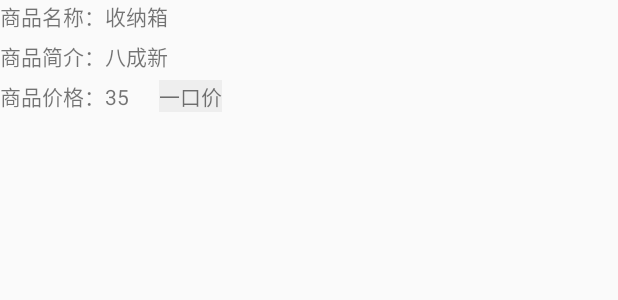
After one commit to SchoolELive/SchoolELive, an Android app: the layout include_goods_info_content.xml on its own in the app's theme, with its tools: preview values and no code run, on a phone screen of 412 x 824 dp. The commit adds this screen. Shown: the top 300 px of the screen. Run offline under Robolectric (Android 15) with nearby library versions, the phone set to English and light mode, and no system bars.

Commit message:
ver1.0.8 删除了重复代码，新增了一个分享类，新增了2个商品xml

```diff
--- a/app/src/main/java/com/xiaoyu/schoolelive/activities/UserCenterActivity.java
+++ b/app/src/main/java/com/xiaoyu/schoolelive/activities/UserCenterActivity.java
@@ -240,7 +240,6 @@ public class UserCenterActivity extends BaseSlideBack {
                 Toast.makeText(getApplication(), "这是APP", Toast.LENGTH_SHORT).show();
                 Uri imgUri = Uri.parse(intent.getStringExtra("image_uri"));
                 cropRawPhoto(imgUri);
-
                 break;
             case CODE_RESULT_REQUEST:
                 if (intent != null) {
@@ -330,6 +329,7 @@ public class UserCenterActivity extends BaseSlideBack {
         return null;
     }
 
+
     /**
      * 检查设备是否存在SDCard的工具方法
      */
--- /dev/null
+++ b/app/src/main/res/layout/include_goods_info_content.xml
@@ -0,0 +1,76 @@
+<?xml version="1.0" encoding="utf-8"?>
+<LinearLayout xmlns:android="http://schemas.android.com/apk/res/android"
+    android:layout_width="match_parent"
+    android:layout_height="match_parent"
+    android:orientation="vertical">
+
+    <LinearLayout
+        android:layout_width="wrap_content"
+        android:layout_height="wrap_content"
+        android:orientation="vertical">
+
+        <LinearLayout
+            android:layout_width="match_parent"
+            android:layout_height="wrap_content"
+            android:orientation="horizontal">
+
+            <TextView
+                android:layout_width="wrap_content"
+                android:layout_height="wrap_content"
+                android:text="商品名称：" />
+
+            <TextView
+                android:id="@+id/goods_name"
+                android:layout_width="wrap_content"
+                android:layout_height="wrap_content"
+                android:text="收纳箱"/>
+        </LinearLayout>
+
+        <LinearLayout
+            android:layout_marginTop="5dp"
+            android:layout_width="match_parent"
+            android:layout_height="wrap_content"
+            android:orientation="horizontal">
+
+            <TextView
+                android:layout_width="wrap_content"
+                android:layout_height="wrap_content"
+                android:text="商品简介：" />
+
+            <TextView
+                android:id="@+id/goods_intro"
+                android:layout_width="wrap_content"
+                android:layout_height="wrap_content"
+                android:text="八成新"/>
+
+        </LinearLayout>
+
+        <LinearLayout
+            android:layout_marginTop="5dp"
+            android:layout_width="match_parent"
+            android:layout_height="wrap_content"
+            android:orientation="horizontal">
+
+            <TextView
+                android:layout_width="wrap_content"
+                android:layout_height="wrap_content"
+                android:text="商品价格：" />
+
+            <TextView
+                android:id="@+id/goods_price"
+                android:layout_width="wrap_content"
+                android:layout_height="wrap_content"
+                android:text="35"/>
+            <TextView
+                android:layout_marginLeft="20dp"
+                android:layout_width="wrap_content"
+                android:layout_height="wrap_content"
+                android:id="@+id/price_type"
+                android:background="@color/light"
+                android:text="一口价"/>
+        </LinearLayout>
+
+
+    </LinearLayout>
+
+</LinearLayout>
```
Also changed, not shown: app/src/main/java/com/xiaoyu/schoolelive/activities/UserPubMsgActivity.java (+6 -21 lines), app/src/main/java/com/xiaoyu/schoolelive/activities/UserPubMsgDetailActivity.java (+6 -36 lines), app/src/main/java/com/xiaoyu/schoolelive/adapter/PublishAdapter.java (+3 -30 lines), app/src/main/java/com/xiaoyu/schoolelive/util/ShowShareUtil.java (added, +42 -0 lines), app/src/main/java/com/xiaoyu/schoolelive/util/SmoothImageViewUtil.java (+7 -3 lines), app/src/main/res/layout/include_goods_info_head.xml (added, +69 -0 lines).
